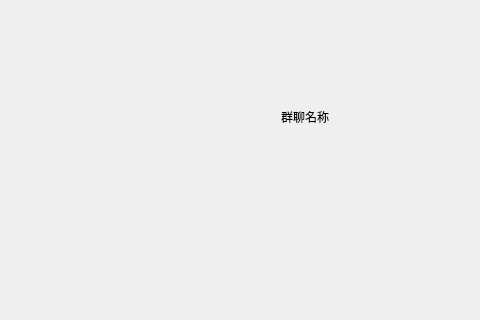
Before: the Qt Designer form chatroom/chatroom/menu2.ui in Ph0m1/xupt-linux-plan, drawn with Qt 5; both pictures show x 0 to 480 and y 220 to 540 of the 855 by 675 pixel window.
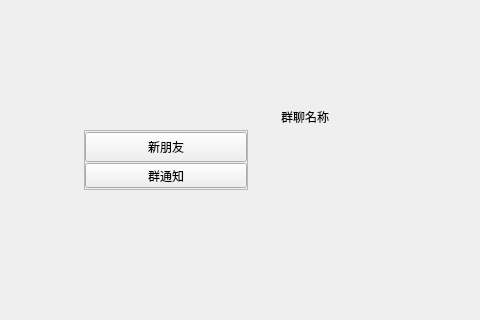
After: the same form once the commit is applied. Icons and pictures are not drawn.

```diff
--- a/chatroom/chatroom/menu2.ui
+++ b/chatroom/chatroom/menu2.ui
@@ -239,7 +239,7 @@
        <widget class="QWidget" name="widget_5" native="true">
         <property name="minimumSize">
          <size>
-          <width>60</width>
+          <width>100</width>
           <height>0</height>
          </size>
         </property>
@@ -307,7 +307,97 @@
             </property>
             <item>
              <widget class="QWidget" name="listWidget" native="true">
-              <layout class="QVBoxLayout" name="listLayout"/>
+              <layout class="QVBoxLayout" name="listLayout">
+               <item>
+                <widget class="QFrame" name="frame">
+                 <property name="sizePolicy">
+                  <sizepolicy hsizetype="Preferred" vsizetype="Fixed">
+                   <horstretch>0</horstretch>
+                   <verstretch>0</verstretch>
+                  </sizepolicy>
+                 </property>
+                 <property name="minimumSize">
+                  <size>
+                   <width>0</width>
+                   <height>60</height>
+                  </size>
+                 </property>
+                 <property name="maximumSize">
+                  <size>
+                   <width>16777215</width>
+                   <height>40</height>
+                  </size>
+                 </property>
+                 <property name="frameShape">
+                  <enum>QFrame::Shape::StyledPanel</enum>
+                 </property>
+                 <property name="frameShadow">
+                  <enum>QFrame::Shadow::Raised</enum>
+                 </property>
+                 <layout class="QVBoxLayout" name="verticalLayout_4">
+                  <property name="spacing">
+                   <number>0</number>
+                  </property>
+                  <property name="leftMargin">
+                   <number>0</number>
+                  </property>
+                  <property name="topMargin">
+                   <number>0</number>
+                  </property>
+                  <property name="rightMargin">
+                   <number>0</number>
+                  </property>
+                  <property name="bottomMargin">
+                   <number>0</number>
+                  </property>
+                  <item>
+                   <widget class="QToolButton" name="toolButton_3">
+                    <property name="sizePolicy">
+                     <sizepolicy hsizetype="Preferred" vsizetype="Fixed">
+                      <horstretch>0</horstretch>
+                      <verstretch>0</verstretch>
+                     </sizepolicy>
+                    </property>
+                    <property name="minimumSize">
+                     <size>
+                      <width>100</width>
+                      <height>30</height>
+                     </size>
+                    </property>
+                    <property name="maximumSize">
+                     <size>
+                      <width>16777215</width>
+                      <height>30</height>
+                     </size>
+                    </property>
+                    <property name="text">
+                     <string>新朋友</string>
+                    </property>
+                   </widget>
+                  </item>
+                  <item>
+                   <widget class="QToolButton" name="toolButton">
+                    <property name="sizePolicy">
+                     <sizepolicy hsizetype="Preferred" vsizetype="Fixed">
+                      <horstretch>0</horstretch>
+                      <verstretch>0</verstretch>
+                     </sizepolicy>
+                    </property>
+                    <property name="minimumSize">
+                     <size>
+                      <width>100</width>
+                      <height>0</height>
+                     </size>
+                    </property>
+                    <property name="text">
+                     <string>群通知</string>
+                    </property>
+                   </widget>
+                  </item>
+                 </layout>
+                </widget>
+               </item>
+              </layout>
              </widget>
             </item>
            </layout>
```
Left out of the diff: 2 changed lines with no effect on the pictures.
